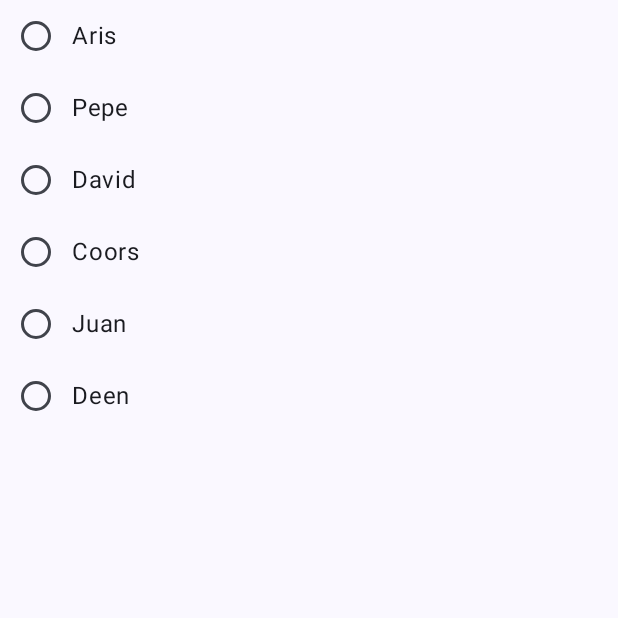
After one commit to RafaelManzanoDev/JetpackComposeCursoMaterial3, an Android app built with Jetpack Compose: the composable MyAdvancedRadioButton shown on its own in the app's theme, on a phone screen of 412 x 824 dp, the top half of it. The commit adds this screen. Run offline under Robolectric (Android 15) with nearby library versions, the phone set to English and light mode, and no system bars.

Commit message:
Seccion 9 - RadioButton Avanzado

```diff
--- a/MyFirstComposeApp/app/src/main/java/es/rmanzanodev/myfirstcomposeapp/MainActivity.kt
+++ b/MyFirstComposeApp/app/src/main/java/es/rmanzanodev/myfirstcomposeapp/MainActivity.kt
@@ -15,6 +15,7 @@ import es.rmanzanodev.myfirstcomposeapp.component.progress.MyAnimationProgressIn
 import es.rmanzanodev.myfirstcomposeapp.component.progress.MyCircularProgressIndicator
 import es.rmanzanodev.myfirstcomposeapp.component.progress.MyLinearProgressIndicator
 import es.rmanzanodev.myfirstcomposeapp.component.toggle.MyAdvancedCheckBox
+import es.rmanzanodev.myfirstcomposeapp.component.toggle.MyAdvancedRadioButton
 import es.rmanzanodev.myfirstcomposeapp.component.toggle.MyCheckBox
 import es.rmanzanodev.myfirstcomposeapp.component.toggle.MyRadioButton
 import es.rmanzanodev.myfirstcomposeapp.component.toggle.MySwitch
@@ -29,7 +30,7 @@ class MainActivity : ComponentActivity() {
         setContent {
             MyFirstComposeAppTheme {
                 Scaffold(modifier = Modifier.fillMaxSize()) { innerPadding ->
-                    MyRadioButton(Modifier.padding(innerPadding))
+                    MyAdvancedRadioButton(Modifier.padding(innerPadding))
                 }
             }
         }
--- /dev/null
+++ b/MyFirstComposeApp/app/src/main/java/es/rmanzanodev/myfirstcomposeapp/component/toggle/MyAdvancedRadioButton.kt
@@ -0,0 +1,40 @@
+package es.rmanzanodev.myfirstcomposeapp.component.toggle
+
+import androidx.compose.foundation.clickable
+import androidx.compose.foundation.layout.Column
+import androidx.compose.foundation.layout.Row
+import androidx.compose.material3.RadioButton
+import androidx.compose.material3.Text
+import androidx.compose.runtime.Composable
+import androidx.compose.runtime.getValue
+import androidx.compose.runtime.mutableStateOf
+import androidx.compose.runtime.remember
+import androidx.compose.runtime.setValue
+import androidx.compose.ui.Alignment
+import androidx.compose.ui.Modifier
+
+@Composable
+fun MyAdvancedRadioButton(modifier: Modifier = Modifier) {
+    var selectedName by remember { mutableStateOf("") }
+    Column(modifier = modifier) {
+        RadioButtonComponent(name = "Aris", selectedName) { selectedName = it }
+        RadioButtonComponent(name = "Pepe", selectedName) { selectedName = it }
+        RadioButtonComponent(name = "David", selectedName) { selectedName = it }
+        RadioButtonComponent(name = "Coors", selectedName) { selectedName = it }
+        RadioButtonComponent(name = "Juan", selectedName) { selectedName = it }
+        RadioButtonComponent(name = "Deen", selectedName) { selectedName = it }
+    }
+}
+
+@Composable
+fun RadioButtonComponent(name: String, selectedName: String, onItemSelected: (String) -> Unit) {
+    Row(
+        verticalAlignment = Alignment.CenterVertically,
+        modifier = Modifier.clickable { onItemSelected(name) }) {
+        RadioButton(
+            selected = name == selectedName,
+            onClick = { onItemSelected(name) }
+        )
+        Text(text = name)
+    }
+}
```
